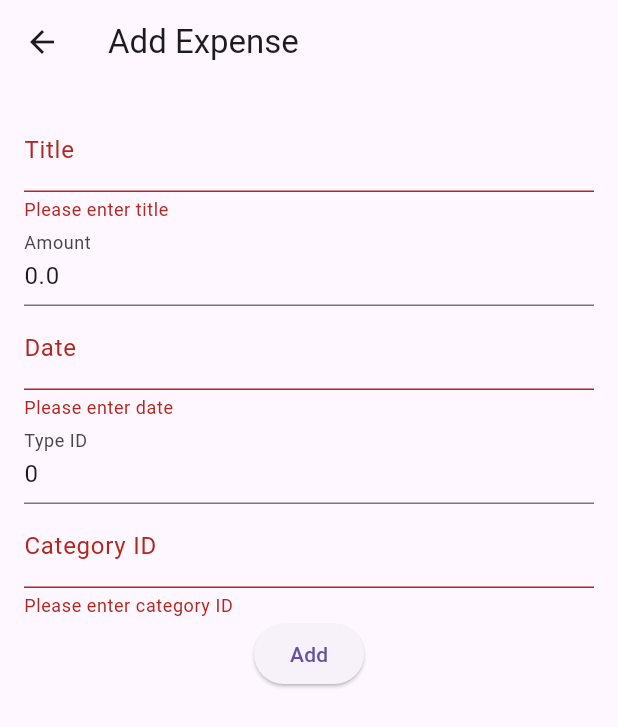
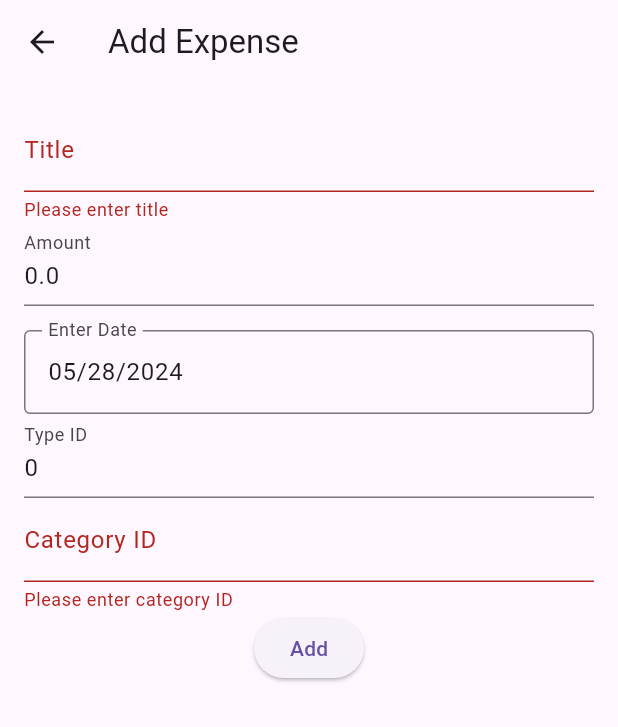
Before and after one commit to ddedida/fp-ppb-expense-tracker, a Flutter app: the ExpenseAddPage screen opened by its route, after a tap on "Add", on a phone screen of 412 x 824 dp. Shown: the top 727 px of the screen. Run offline on Flutter 3.47's test engine with Material 3 defaults, Android fonts, the phone set to English and light mode, and no system bars; our stand-ins replace sqflite; accounts and stored records are empty.

Commit message:
feat: styling expenses page

```diff
--- a/lib/model/expenses.dart
+++ b/lib/model/expenses.dart
@@ -31,11 +31,11 @@ class Expense {
   final int? id;
   final String? title;
   final double amount;
-  final String date;
+  final DateTime date;
   final int typeId;
   final String? categoryId;
-  final String createdAt;
-  final String updatedAt;
+  final DateTime createdAt;
+  final DateTime updatedAt;
 
   const Expense({
     this.id,
@@ -52,11 +52,11 @@ class Expense {
     int? id,
     String? title,
     double? amount,
-    String? date,
+    DateTime? date,
     int? typeId,
     String? categoryId,
-    String? createdAt,
-    String? updatedAt,
+    DateTime? createdAt,
+    DateTime? updatedAt,
   }) =>
       Expense(
         id: id ?? this.id,
@@ -73,21 +73,24 @@ class Expense {
         id: json[ExpenseFields.id] as int,
         title: json[ExpenseFields.title] as String,
         amount: json[ExpenseFields.amount] as double,
-        date: json[ExpenseFields.date] as String,
+        date: DateTime.fromMillisecondsSinceEpoch(
+            int.parse(json[ExpenseFields.date] as String)),
         typeId: json[ExpenseFields.typeId] as int,
         categoryId: json[ExpenseFields.categoryId] as String,
-        createdAt: json[ExpenseFields.createdAt] as String,
-        updatedAt: json[ExpenseFields.updatedAt] as String,
+        createdAt: DateTime.fromMillisecondsSinceEpoch(
+            int.parse(json[ExpenseFields.createdAt] as String)),
+        updatedAt: DateTime.fromMillisecondsSinceEpoch(
+            int.parse(json[ExpenseFields.updatedAt] as String)),
       );
 
   Map<String, Object?> toJson() => {
         ExpenseFields.id: id,
         ExpenseFields.title: title,
         ExpenseFields.amount: amount,
-        ExpenseFields.date: date,
+        ExpenseFields.date: date.millisecondsSinceEpoch,
         ExpenseFields.typeId: typeId,
         ExpenseFields.categoryId: categoryId,
-        ExpenseFields.createdAt: createdAt,
-        ExpenseFields.updatedAt: updatedAt,
+        ExpenseFields.createdAt: createdAt.millisecondsSinceEpoch,
+        ExpenseFields.updatedAt: updatedAt.millisecondsSinceEpoch,
       };
 }
--- a/lib/pages/expense_add_page.dart
+++ b/lib/pages/expense_add_page.dart
@@ -1,9 +1,11 @@
+import 'package:flutter/cupertino.dart';
 import 'package:flutter/material.dart';
 import 'package:fp_ppb_expense_tracker/model/expenses.dart';
 import 'package:fp_ppb_expense_tracker/infrastructure/db/expenses.dart';
 
 class ExpenseAddPage extends StatefulWidget {
   final Expense? expense;
+
   const ExpenseAddPage({super.key, this.expense});
 
   @override
@@ -14,7 +16,7 @@ class _ExpenseAddPageState extends State<ExpenseAddPage> {
   final _formKey = GlobalKey<FormState>();
   late String _title;
   late double _amount;
-  late String _date;
+  late DateTime _date;
   late int _typeId;
   late String _categoryId;
 
@@ -24,7 +26,7 @@ class _ExpenseAddPageState extends State<ExpenseAddPage> {
     if (widget.expense == null) {
       _title = '';
       _amount = 0.0;
-      _date = '';
+      _date = DateTime.now();
       _typeId = 0;
       _categoryId = '';
     } else {
@@ -74,17 +76,13 @@ class _ExpenseAddPageState extends State<ExpenseAddPage> {
                   _amount = double.parse(value!);
                 },
               ),
-              TextFormField(
-                initialValue: _date,
-                decoration: const InputDecoration(labelText: 'Date'),
-                validator: (value) {
-                  if (value == null || value.isEmpty) {
-                    return 'Please enter date';
-                  }
-                  return null;
-                },
-                onSaved: (value) {
-                  _date = value!;
+              SizedBox(height: 16),
+              InputDatePickerFormField(
+                initialDate: _date,
+                firstDate: DateTime(1999),
+                lastDate: DateTime.now(),
+                onDateSaved: (value) {
+                  _date = value;
                 },
               ),
               TextFormField(
@@ -133,8 +131,8 @@ class _ExpenseAddPageState extends State<ExpenseAddPage> {
       date: _date,
       typeId: _typeId,
       categoryId: _categoryId,
-      createdAt: DateTime.now().toString(),
-      updatedAt: DateTime.now().toString(),
+      createdAt: DateTime.now(),
+      updatedAt: DateTime.now(),
     );
 
     await ExpensesDatabases.instance.create(expense);
@@ -147,7 +145,7 @@ class _ExpenseAddPageState extends State<ExpenseAddPage> {
       date: _date,
       typeId: _typeId,
       categoryId: _categoryId,
-      updatedAt: DateTime.now().toString(),
+      updatedAt: DateTime.now(),
     );
 
     await ExpensesDatabases.instance.update(expense);
--- a/pubspec.yaml
+++ b/pubspec.yaml
@@ -37,6 +37,7 @@ dependencies:
   cupertino_icons: ^1.0.6
   sqflite: ^2.3.3
   path: ^1.9.0
+  intl: 0.19.0
 
 dev_dependencies:
   flutter_test:
```
Also changed, not shown: lib/infrastructure/db/expenses.dart (+10 -2 lines), lib/pages/expense_page.dart (+51 -9 lines), pubspec.lock.
